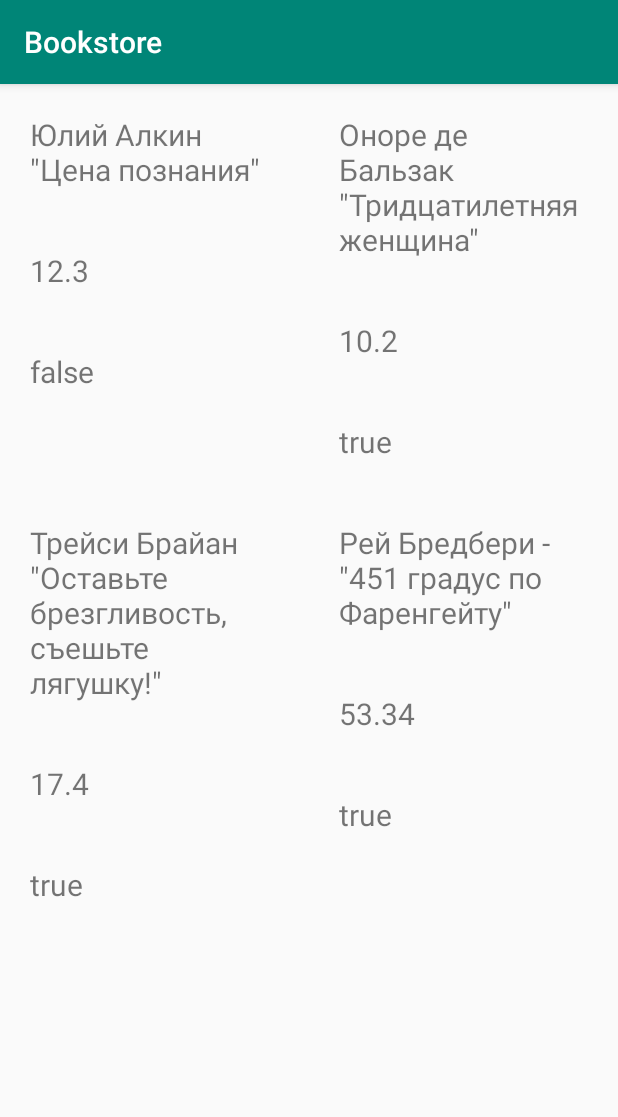
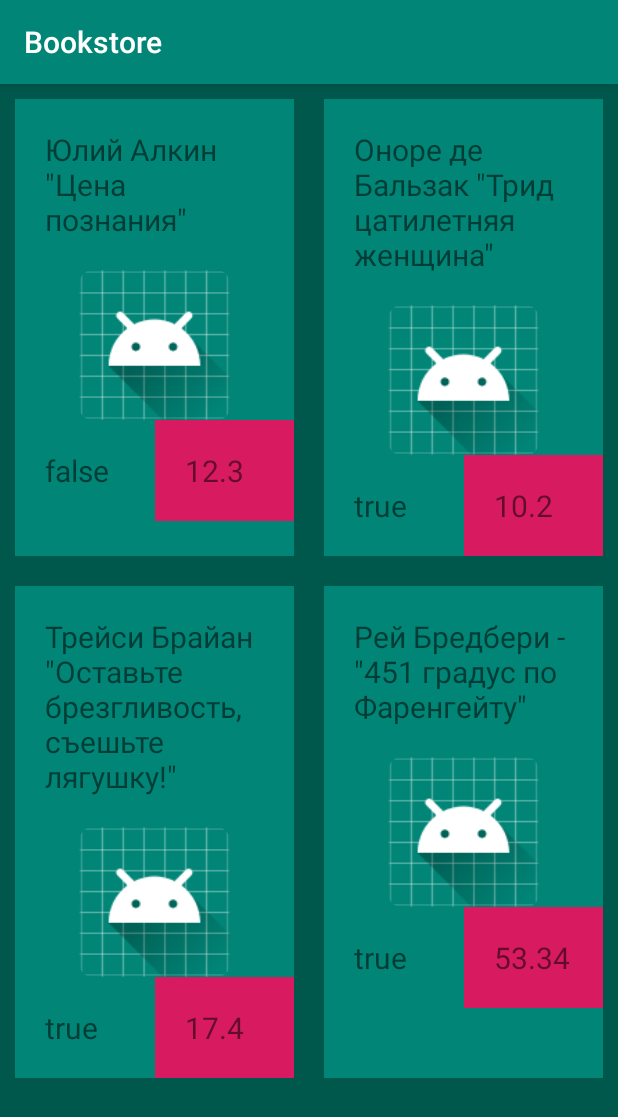
Before and after one commit to yuliyabondarenko/bookstore-android-app, an Android app: the screen it shows after launch (MainActivity), on a phone screen of 412 x 824 dp. Shown: the top 1117 px of the screen. Run offline under Robolectric (Android 15) with nearby library versions, the phone set to English and light mode, and no system bars.

Commit message:
simple design

```diff
--- a/app/src/main/res/layout/activity_main.xml
+++ b/app/src/main/res/layout/activity_main.xml
@@ -4,6 +4,7 @@
     xmlns:tools="http://schemas.android.com/tools"
     android:layout_width="match_parent"
     android:layout_height="match_parent"
+    android:background="@color/colorPrimaryDark"
     tools:context=".MainActivity">
 
     <androidx.recyclerview.widget.RecyclerView
--- a/app/src/main/res/layout/book_list_item.xml
+++ b/app/src/main/res/layout/book_list_item.xml
@@ -1,28 +1,58 @@
 <?xml version="1.0" encoding="utf-8"?>
-<LinearLayout xmlns:android="http://schemas.android.com/apk/res/android"
-    android:orientation="vertical"
+<androidx.constraintlayout.widget.ConstraintLayout xmlns:android="http://schemas.android.com/apk/res/android"
+    xmlns:app="http://schemas.android.com/apk/res-auto"
+    xmlns:tools="http://schemas.android.com/tools"
     android:layout_width="match_parent"
-    android:layout_height="wrap_content">
+    android:layout_height="wrap_content"
+    android:layout_margin="10dp"
+    android:background="@color/colorPrimary"
+    android:orientation="vertical">
 
     <TextView
         android:id="@+id/bookName"
         android:layout_width="match_parent"
         android:layout_height="wrap_content"
+        android:padding="20dp"
         android:textSize="20sp"
-        android:padding="20dp"/>
+        app:layout_constraintEnd_toEndOf="parent"
+        app:layout_constraintStart_toStartOf="parent"
+        app:layout_constraintTop_toTopOf="parent" />
+
+    <ImageView
+        android:id="@+id/bookImage"
+        android:layout_width="match_parent"
+        android:layout_height="100dp"
+        app:layout_constraintEnd_toEndOf="parent"
+        app:layout_constraintStart_toStartOf="parent"
+        app:layout_constraintTop_toBottomOf="@+id/bookName"
+        app:srcCompat="@mipmap/ic_launcher" />
+
+    <androidx.constraintlayout.widget.Guideline
+        android:id="@+id/guideline"
+        android:layout_width="wrap_content"
+        android:layout_height="wrap_content"
+        android:orientation="vertical"
+        app:layout_constraintGuide_percent="0.50" />
+
+    <TextView
+        android:id="@+id/bookAbsent"
+        android:layout_width="0dp"
+        android:layout_height="wrap_content"
+        android:padding="20dp"
+        android:textSize="20sp"
+        app:layout_constraintStart_toStartOf="parent"
+        app:layout_constraintEnd_toEndOf="@+id/guideline"
+        app:layout_constraintTop_toBottomOf="@+id/bookImage" />
 
     <TextView
         android:id="@+id/bookPrice"
-        android:layout_width="match_parent"
+        android:layout_width="0dp"
         android:layout_height="wrap_content"
+        android:background="@color/colorAccent"
+        android:padding="20dp"
         android:textSize="20sp"
-        android:padding="20dp"/>
+        app:layout_constraintStart_toStartOf="@+id/guideline"
+        app:layout_constraintEnd_toEndOf="parent"
+        app:layout_constraintTop_toBottomOf="@+id/bookImage" />
 
-    <TextView
-        android:id="@+id/bookAbsent"
-        android:layout_width="match_parent"
-        android:layout_height="wrap_content"
-        android:textSize="20sp"
-        android:padding="20dp"/>
-
-</LinearLayout>
+</androidx.constraintlayout.widget.ConstraintLayout>
```
